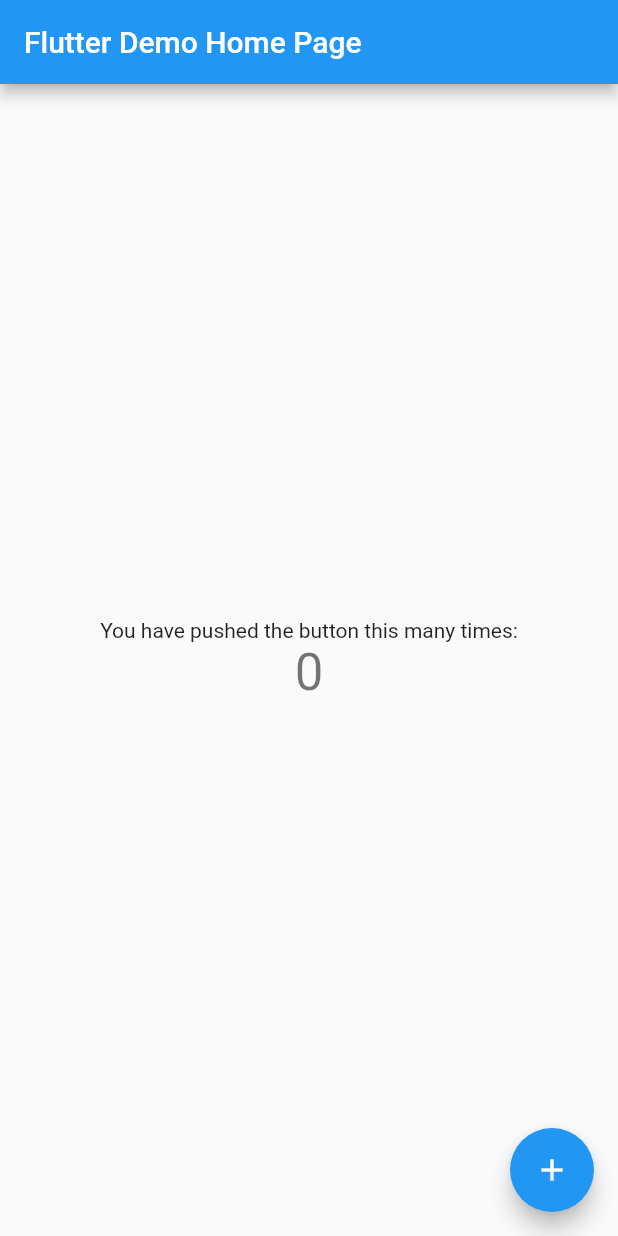
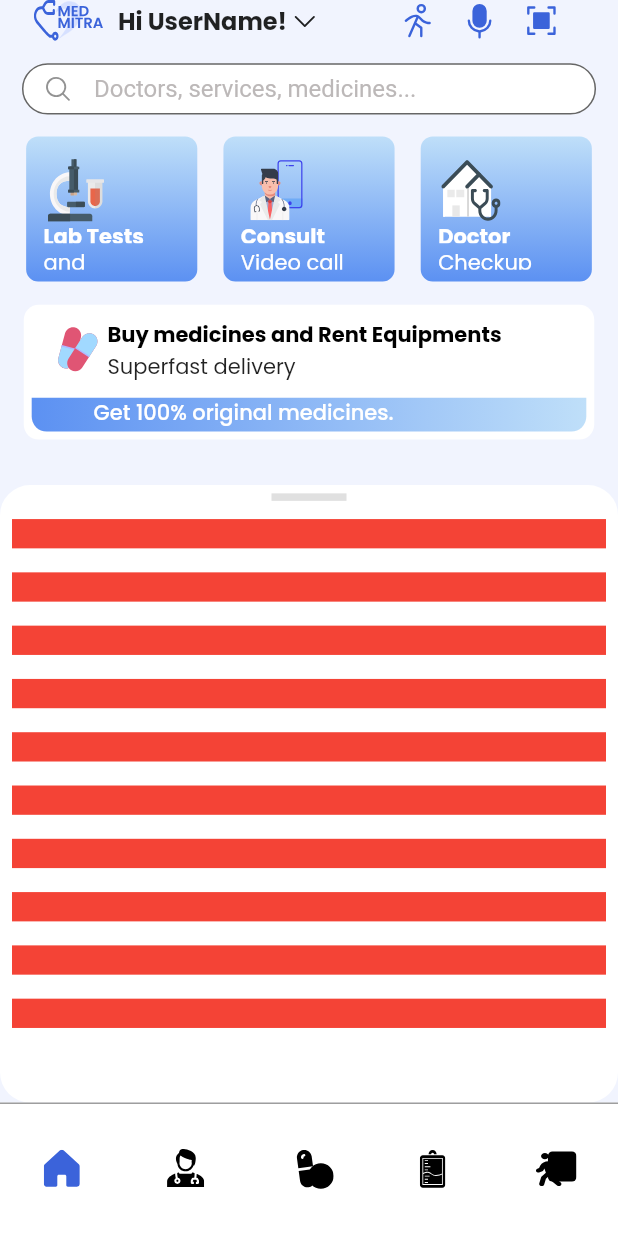
Before and after one commit to samarthasthan/MedBuddyApp, a Flutter app: the screen it shows after launch, on a phone screen of 412 x 824 dp. Run offline on Flutter 3.47's test engine with Material 2 defaults, Android fonts, the phone set to English and light mode, and no system bars; our stand-ins replace flutter_screenutil, flutter_svg, google_fonts, phosphor_flutter.

Commit message:
HomePage layout changed
HomePage layout changed

```diff
--- /dev/null
+++ b/lib/constants.dart
@@ -0,0 +1,35 @@
+import 'package:flutter/material.dart';
+
+String appName = "MedBuddy";
+
+String apiKey = '';
+
+String sampleIamge =
+    'https://sslimages.shoppersstop.com/sys-master/images/hee/hca/28298167451678/A22710BSHT10_GREEN.jpg_2000Wx3000H';
+
+class APIUrls {
+  String baseUrl = 'http://127.0.0.1:8000/';
+  String products = 'products';
+  String homePage = 'homepage';
+  String auth = 'customer';
+}
+
+//const darkBackgroundColor = Color(0xFF181a20);
+//const appBarColor = Color(0xFF181a20);
+//const primaryColor = Color.fromARGB(255, 15, 207, 232);
+// dimWhiteColor = Color.fromARGB(255, 239, 236, 247);
+
+const primaryBackgroundColor = Color.fromARGB(255, 241, 244, 254);
+const primaryColor = Color(0xFF3B63DA);
+const gradientColor1 = Color.fromARGB(
+  255,
+  92,
+  145,
+  242,
+);
+const gradientColor2 = Color.fromARGB(
+  255,
+  191,
+  223,
+  249,
+);
--- a/lib/main.dart
+++ b/lib/main.dart
@@ -1,115 +1,26 @@
 import 'package:flutter/material.dart';
+import 'package:flutter_screenutil/flutter_screenutil.dart';
+import 'package:medbuddyapp/views/mainmenu.dart';
 
 void main() {
-  runApp(const MyApp());
+  runApp(const MedBuddy());
 }
 
-class MyApp extends StatelessWidget {
-  const MyApp({super.key});
+class MedBuddy extends StatelessWidget {
+  const MedBuddy({super.key});
 
-  // This widget is the root of your application.
   @override
   Widget build(BuildContext context) {
-    return MaterialApp(
-      title: 'Flutter Demo',
-      theme: ThemeData(
-        // This is the theme of your application.
-        //
-        // Try running your application with "flutter run". You'll see the
-        // application has a blue toolbar. Then, without quitting the app, try
-        // changing the primarySwatch below to Colors.green and then invoke
-        // "hot reload" (press "r" in the console where you ran "flutter run",
-        // or simply save your changes to "hot reload" in a Flutter IDE).
-        // Notice that the counter didn't reset back to zero; the application
-        // is not restarted.
-        primarySwatch: Colors.blue,
-      ),
-      home: const MyHomePage(title: 'Flutter Demo Home Page'),
+    return ScreenUtilInit(
+      designSize: const Size(390, 844),
+      minTextAdapt: true,
+      splitScreenMode: true,
+      builder: (BuildContext context, Widget? child) {
+        return const MaterialApp(
+          debugShowCheckedModeBanner: false,
+          home: MainMenu(),
+        );
+      },
     );
   }
 }
-
-class MyHomePage extends StatefulWidget {
-  const MyHomePage({super.key, required this.title});
-
-  // This widget is the home page of your application. It is stateful, meaning
-  // that it has a State object (defined below) that contains fields that affect
-  // how it looks.
-
-  // This class is the configuration for the state. It holds the values (in this
-  // case the title) provided by the parent (in this case the App widget) and
-  // used by the build method of the State. Fields in a Widget subclass are
-  // always marked "final".
-
-  final String title;
-
-  @override
-  State<MyHomePage> createState() => _MyHomePageState();
-}
-
-class _MyHomePageState extends State<MyHomePage> {
-  int _counter = 0;
-
-  void _incrementCounter() {
-    setState(() {
-      // This call to setState tells the Flutter framework that something has
-      // changed in this State, which causes it to rerun the build method below
-      // so that the display can reflect the updated values. If we changed
-      // _counter without calling setState(), then the build method would not be
-      // called again, and so nothing would appear to happen.
-      _counter++;
-    });
-  }
-
-  @override
-  Widget build(BuildContext context) {
-    // This method is rerun every time setState is called, for instance as done
-    // by the _incrementCounter method above.
-    //
-    // The Flutter framework has been optimized to make rerunning build methods
-    // fast, so that you can just rebuild anything that needs updating rather
-    // than having to individually change instances of widgets.
-    return Scaffold(
-      appBar: AppBar(
-        // Here we take the value from the MyHomePage object that was created by
-        // the App.build method, and use it to set our appbar title.
-        title: Text(widget.title),
-      ),
-      body: Center(
-        // Center is a layout widget. It takes a single child and positions it
-        // in the middle of the parent.
-        child: Column(
-          // Column is also a layout widget. It takes a list of children and
-          // arranges them vertically. By default, it sizes itself to fit its
-          // children horizontally, and tries to be as tall as its parent.
-          //
-          // Invoke "debug painting" (press "p" in the console, choose the
-          // "Toggle Debug Paint" action from the Flutter Inspector in Android
-          // Studio, or the "Toggle Debug Paint" command in Visual Studio Code)
-          // to see the wireframe for each widget.
-          //
-          // Column has various properties to control how it sizes itself and
-          // how it positions its children. Here we use mainAxisAlignment to
-          // center the children vertically; the main axis here is the vertical
-          // axis because Columns are vertical (the cross axis would be
-          // horizontal).
-          mainAxisAlignment: MainAxisAlignment.center,
-          children: <Widget>[
-            const Text(
-              'You have pushed the button this many times:',
-            ),
-            Text(
-              '$_counter',
-              style: Theme.of(context).textTheme.headlineMedium,
-            ),
-          ],
-        ),
-      ),
-      floatingActionButton: FloatingActionButton(
-        onPressed: _incrementCounter,
-        tooltip: 'Increment',
-        child: const Icon(Icons.add),
-      ), // This trailing comma makes auto-formatting nicer for build methods.
-    );
-  }
-}
--- /dev/null
+++ b/lib/views/homepage/homepage.dart
@@ -0,0 +1,337 @@
+import 'package:flutter/material.dart';
+import 'package:flutter_screenutil/flutter_screenutil.dart';
+import 'package:flutter_svg/flutter_svg.dart';
+import 'package:google_fonts/google_fonts.dart';
+import 'package:medbuddyapp/constants.dart';
+import 'package:phosphor_flutter/phosphor_flutter.dart';
+
+class HomePage extends StatelessWidget {
+  const HomePage({super.key});
+
+  @override
+  Widget build(BuildContext context) {
+    return Scaffold(
+      backgroundColor: primaryBackgroundColor,
+      body: Stack(children: [
+        LayoutBuilder(
+          builder: (BuildContext context, BoxConstraints constraints) {
+            return SizedBox(
+              height: constraints.maxHeight / 2,
+              child: Column(
+                children: const [
+                  Header(),
+                  SearchBar(),
+                  ThreeBoxes(),
+                  Card(),
+                ],
+              ),
+            );
+          },
+        ),
+        DraggableScrollableSheet(
+          initialChildSize: 0.56,
+          minChildSize: 0.56,
+          builder: ((context, scrollController) {
+            return Container(
+              decoration: BoxDecoration(
+                  color: Colors.white, borderRadius: BorderRadius.circular(20)),
+              child: Stack(
+                alignment: AlignmentDirectional.topCenter,
+                children: [
+                  Padding(
+                    padding: EdgeInsets.only(top: 15.h),
+                    child: ListView.builder(
+                        physics: ClampingScrollPhysics(),
+                        controller: scrollController,
+                        itemCount: 10,
+                        itemBuilder: (context, index) {
+                          return Padding(
+                            padding: const EdgeInsets.all(8.0),
+                            child: Container(
+                              height: 20.h,
+                              width: double.infinity,
+                              color: Colors.red,
+                            ),
+                          );
+                        }),
+                  ),
+                  const SizedBox(
+                    width: 50,
+                    child: Divider(
+                      thickness: 5,
+                    ),
+                  ),
+                ],
+              ),
+            );
+          }),
+        )
+      ]),
+    );
+  }
+}
+
+class Card extends StatelessWidget {
+  const Card({
+    super.key,
+  });
+
+  @override
+  Widget build(BuildContext context) {
+    return Padding(
+      padding: EdgeInsets.only(left: 15.w, right: 15.w, top: 16.h),
+      child: Container(
+          decoration: BoxDecoration(
+              color: Colors.white, borderRadius: BorderRadius.circular(10)),
+          height: 92.h,
+          child: Column(children: [
+            Row(
+              children: [
+                Padding(
+                    padding: const EdgeInsets.all(10.0),
+                    child: Row(
+                      children: [
+                        Padding(
+                          padding: EdgeInsets.only(left: 11.w, right: 3.w),
+                          child: SvgPicture.asset("assets/icons/medicine.svg"),
+                        ),
+                        Column(
+                          crossAxisAlignment: CrossAxisAlignment.start,
+                          children: [
+                            Text(
+                              "Buy medicines and Rent Equipments",
+                              style: GoogleFonts.poppins(
+                                  fontSize: 14,
+                                  fontWeight: FontWeight.bold,
+                                  color: const Color.fromARGB(255, 0, 0, 0)),
+                            ),
+                            Text(
+                              "Superfast delivery                               ",
+                              style: GoogleFonts.poppins(fontSize: 14),
+                            ),
+                          ],
+                        ),
+                      ],
+                    ))
+              ],
+            ),
+            Padding(
+              padding: EdgeInsets.only(left: 5.w, right: 5.w),
+              child: Container(
+                height: 23.h,
+                decoration: const BoxDecoration(
+                    gradient: LinearGradient(
+                      begin: Alignment.bottomLeft,
+                      end: Alignment.bottomRight,
+                      colors: [gradientColor1, gradientColor2],
+                    ),
+                    borderRadius: BorderRadius.only(
+                      bottomLeft: Radius.circular(10),
+                      bottomRight: Radius.circular(10),
+                    )),
+                width: MediaQuery.of(context).size.width,
+                child: Padding(
+                  padding: EdgeInsets.only(left: 39.w),
+                  child: Text(
+                    "Get 100% original medicines.",
+                    style: GoogleFonts.poppins(
+                        fontWeight: FontWeight.w500,
+                        fontSize: 14,
+                        color: Colors.white),
+                  ),
+                ),
+              ),
+            )
+          ])),
+    );
+  }
+}
+
+class ThreeBoxes extends StatelessWidget {
+  const ThreeBoxes({
+    super.key,
+  });
+
+  @override
+  Widget build(BuildContext context) {
+    return Row(
+      mainAxisAlignment: MainAxisAlignment.spaceEvenly,
+      children: [
+        SingleBox(
+          imagePath: "assets/images/machine.svg",
+          primaryText: 'Lab Tests',
+          secondoryText: 'and reports',
+        ),
+        SingleBox(
+          imagePath: "assets/images/doctor.svg",
+          primaryText: 'Consult',
+          secondoryText: 'Video call',
+        ),
+        SingleBox(
+          imagePath: "assets/images/home.svg",
+          primaryText: 'Doctor',
+          secondoryText: 'Checkup at home',
+        ),
+      ],
+    );
+  }
+}
+
+class SingleBox extends StatelessWidget {
+  SingleBox(
+      {super.key,
+      required this.imagePath,
+      required this.primaryText,
+      required this.secondoryText});
+
+  String imagePath, primaryText, secondoryText;
+
+  @override
+  Widget build(BuildContext context) {
+    return Container(
+        decoration: BoxDecoration(
+            gradient: const LinearGradient(
+              begin: Alignment.bottomCenter,
+              end: Alignment.topCenter,
+              colors: [gradientColor1, gradientColor2],
+            ),
+            borderRadius: BorderRadius.circular(8)),
+        height: 99.h,
+        width: 108.w,
+        child: Stack(
+          children: [
+            Padding(
+              padding: EdgeInsets.only(
+                  left: 13.w, top: 14.81.h, right: 55.2.w, bottom: 40.57.h),
+              child: SvgPicture.asset(
+                imagePath,
+                height: 43.62,
+                width: 39.48,
+              ),
+            ),
+            Padding(
+              padding: EdgeInsets.only(
+                  left: 11.w, top: 58.h, right: 28.w, bottom: 26.h),
+              child: Text(
+                primaryText,
+                style: GoogleFonts.poppins(
+                    fontSize: 14,
+                    fontWeight: FontWeight.bold,
+                    color: const Color.fromARGB(255, 255, 255, 255)),
+              ),
+            ),
+            Padding(
+              padding: EdgeInsets.only(
+                  left: 11.w, top: 76.h, right: 27.w, bottom: 8.h),
+              child: Text(
+                secondoryText,
+                style: GoogleFonts.poppins(
+                    fontSize: 14,
+                    color: const Color.fromARGB(255, 255, 255, 255)),
+              ),
+            ),
+          ],
+        ));
+  }
+}
+
+class Header extends StatelessWidget {
+  const Header({
+    super.key,
+  });
+
+  @override
+  Widget build(BuildContext context) {
+    return Row(
+      children: [
+        Row(
+          children: [
+            Padding(
+              padding: EdgeInsets.only(right: 8.w, left: 21.w),
+              child: SvgPicture.asset(
+                'assets/icons/logo.svg',
+                height: 27.5,
+                width: 48,
+              ),
+            ),
+            Text(
+              "Hi UserName!",
+              style: GoogleFonts.poppins(
+                  fontSize: 16, fontWeight: FontWeight.bold),
+            ),
+            SizedBox(
+              width: 2.w,
+            ),
+            Icon(
+              PhosphorIcons.caretDown,
+              size: 20.0.sp,
+            ),
+          ],
+        ),
+        Padding(
+          padding: EdgeInsets.only(left: 50.w),
+          child: Row(
+            children: [
+              Padding(
+                padding: EdgeInsets.only(right: 15.w),
+                child: Icon(
+                  PhosphorIcons.personSimpleWalk,
+                  size: 26.0.sp,
+                  color: primaryColor,
+                ),
+              ),
+              Padding(
+                padding: EdgeInsets.only(right: 15.w),
+                child: Icon(
+                  PhosphorIcons.microphoneFill,
+                  size: 26.0.sp,
+                  color: primaryColor,
+                ),
+              ),
+              Icon(
+                PhosphorIcons.scanFill,
+                size: 26.0.sp,
+                color: primaryColor,
+              ),
+            ],
+          ),
+        ),
+      ],
+    );
+  }
+}
+
+class SearchBar extends StatelessWidget {
+  const SearchBar({
+    super.key,
+  });
+
+  @override
+  Widget build(BuildContext context) {
+    return Padding(
+      padding: EdgeInsets.all(15.0.sp),
+      child: SizedBox(
+        height: 35.h,
+        child: TextField(
+          textAlign: TextAlign.start,
+          textAlignVertical: TextAlignVertical.bottom,
+          decoration: InputDecoration(
+              fillColor: Colors.white,
+              border: OutlineInputBorder(
+                borderSide: const BorderSide(color: Colors.white, width: 1),
+                borderRadius: BorderRadius.circular(30.0.sp),
+              ),
+              hintText: "Doctors, services, medicines...",
+              hintStyle:
+                  const TextStyle(color: Color.fromARGB(255, 188, 184, 184)),
+              filled: true,
+              prefixIcon: Icon(
+                PhosphorIcons.magnifyingGlass,
+                size: 20.0.sp,
+                color: const Color.fromARGB(255, 147, 147, 147),
+              )),
+        ),
+      ),
+    );
+  }
+}
--- /dev/null
+++ b/lib/views/mainmenu.dart
@@ -0,0 +1,123 @@
+import 'package:flutter/material.dart';
+import 'package:flutter_svg/flutter_svg.dart';
+import 'package:medbuddyapp/constants.dart';
+import 'package:medbuddyapp/views/homepage/homepage.dart';
+
+class MainMenu extends StatefulWidget {
+  const MainMenu({Key? key}) : super(key: key);
+
+  @override
+  // ignore: library_private_types_in_public_api
+  _MainMenuState createState() => _MainMenuState();
+}
+
+class _MainMenuState extends State<MainMenu>
+    with AutomaticKeepAliveClientMixin {
+  int _currentIndex = 0;
+
+  @override
+  Widget build(BuildContext context) {
+    super.build(context);
+    return Scaffold(
+      appBar: AppBar(
+        toolbarHeight: 0,
+        elevation: 0,
+        backgroundColor: primaryBackgroundColor,
+      ),
+      body: IndexedStack(
+        index: _currentIndex,
+        children: const [
+          HomePage(),
+          HomePage(),
+          HomePage(),
+          HomePage(),
+          HomePage(),
+        ],
+      ),
+      bottomNavigationBar: Container(
+        decoration:
+            BoxDecoration(border: Border(top: BorderSide(color: Colors.grey))),
+        height: 89,
+        child: BottomNavigationBar(
+          type: BottomNavigationBarType.fixed,
+          backgroundColor: Colors.white,
+          elevation: 0,
+          selectedFontSize: 11.0,
+          unselectedFontSize: 11.0,
+          showSelectedLabels: false,
+          showUnselectedLabels: false,
+          selectedLabelStyle: const TextStyle(fontWeight: FontWeight.bold),
+          currentIndex: _currentIndex,
+          onTap: (int index) => setState(() => _currentIndex = index),
+          items: [
+            BottomNavigationBarItem(
+                icon: SvgPicture.asset(
+                  'assets/icons/home_blue.svg',
+                  colorFilter: const ColorFilter.mode(
+                    Colors.black,
+                    BlendMode.srcIn,
+                  ),
+                ),
+                activeIcon: SvgPicture.asset(
+                  'assets/icons/home_blue.svg',
+                ),
+                label: 'Home'),
+            BottomNavigationBarItem(
+                icon: SvgPicture.asset(
+                  'assets/icons/doctor_blue.svg',
+                  colorFilter: const ColorFilter.mode(
+                    Colors.black,
+                    BlendMode.srcIn,
+                  ),
+                ),
+                activeIcon: SvgPicture.asset(
+                  'assets/icons/doctor_blue.svg',
+                ),
+                label: 'Person'),
+            BottomNavigationBarItem(
+                icon: SvgPicture.asset(
+                  'assets/icons/medicine_blue.svg',
+                  colorFilter: const ColorFilter.mode(
+                    Colors.black,
+                    BlendMode.srcIn,
+                  ),
+                ),
+                activeIcon: SvgPicture.asset(
+                  'assets/icons/medicine_blue.svg',
+                ),
+                label: 'Person'),
+            BottomNavigationBarItem(
+                icon: SvgPicture.asset(
+                  'assets/icons/healthRecord_blue.svg',
+                  colorFilter: const ColorFilter.mode(
+                    Colors.black,
+                    BlendMode.srcIn,
+                  ),
+                ),
+                activeIcon: SvgPicture.asset(
+                  'assets/icons/healthRecord_blue.svg',
+                ),
+                label: 'Person'),
+            BottomNavigationBarItem(
+                icon: SvgPicture.asset(
+                  'assets/icons/run_blue.svg',
+                  colorFilter: const ColorFilter.mode(
+                    Colors.black,
+                    BlendMode.srcIn,
+                  ),
+                ),
+                activeIcon: SvgPicture.asset(
+                  'assets/icons/run_blue.svg',
+                ),
+                label: 'Person'),
+          ],
+        ),
+      ),
+    );
+  }
+
+  @override
+  // ignore: todo
+  // TODO: implement wantKeepAlive
+  bool get wantKeepAlive => true;
+}
```
Also changed, not shown: pubspec.yaml (+8 -2 lines), assets/icons/doctor_blue.svg (added), assets/icons/healthRecord_blue.svg (added), assets/icons/home_blue.svg (added), assets/icons/logo.svg (added), assets/icons/medicine.svg (added), assets/icons/medicine_blue.svg (added), assets/icons/run_blue.svg (added), assets/images/doctor.svg (added), assets/images/home.svg (added), assets/images/machine.svg (added), 9 other files.
